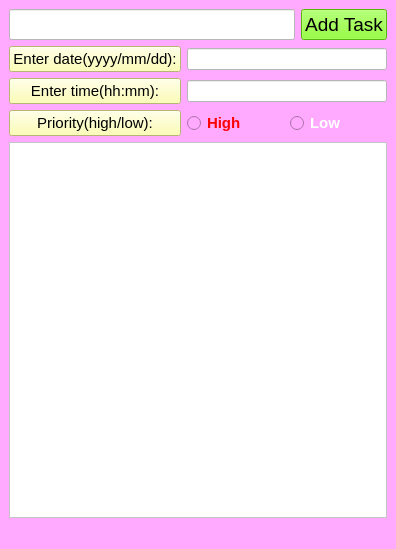
This is To-Do-List-app/main_window.ui in maryamsaeedi17/Qt-and-Sqlite as Qt 5 draws it before an edit. The edited form follows.
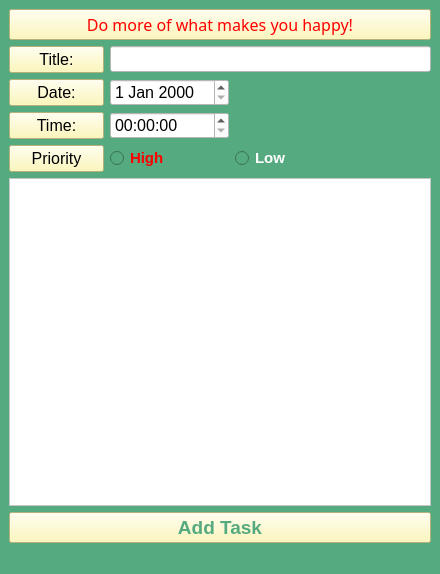
This is the edited form.

What changed in the file:
```diff
--- a/To-Do-List-app/main_window.ui
+++ b/To-Do-List-app/main_window.ui
@@ -6,87 +6,64 @@
    <rect>
     <x>0</x>
     <y>0</y>
-    <width>396</width>
-    <height>549</height>
+    <width>440</width>
+    <height>574</height>
    </rect>
   </property>
   <property name="windowTitle">
    <string>To Do List-app. 📝</string>
   </property>
   <property name="styleSheet">
-   <string notr="true">background-color: rgb(255, 170, 255);</string>
+   <string notr="true">background-color: rgb(85, 170, 127);
+</string>
   </property>
   <widget class="QWidget" name="centralwidget">
    <layout class="QVBoxLayout" name="verticalLayout">
+    <item>
+     <widget class="QPushButton" name="pushButton_6">
+      <property name="font">
+       <font>
+        <family>Segoe Script</family>
+        <pointsize>12</pointsize>
+       </font>
+      </property>
+      <property name="styleSheet">
+       <string notr="true">color: qlineargradient(spread:pad, x1:0, y1:0, x2:1, y2:0, stop:0 rgba(255, 0, 0, 255), stop:0.166 rgba(255, 255, 0, 255), stop:0.333 rgba(0, 255, 0, 255), stop:0.5 rgba(0, 255, 255, 255), stop:0.666 rgba(0, 0, 255, 255), stop:0.833 rgba(255, 0, 255, 255), stop:1 rgba(255, 0, 0, 255));
+background-color: rgb(255, 248, 169);</string>
+      </property>
+      <property name="text">
+       <string>Do more of what makes you happy!</string>
+      </property>
+     </widget>
+    </item>
     <item>
      <layout class="QGridLayout" name="gl_tasks"/>
     </item>
     <item>
-     <layout class="QHBoxLayout" name="horizontalLayout">
-      <item>
-       <widget class="QLineEdit" name="tb_new_task">
+     <layout class="QGridLayout" name="gridLayout_2">
+      <item row="3" column="0">
+       <widget class="QPushButton" name="pushButton_4">
         <property name="font">
          <font>
-          <pointsize>14</pointsize>
+          <pointsize>12</pointsize>
          </font>
         </property>
         <property name="styleSheet">
-         <string notr="true">background-color: rgb(255, 255, 255);</string>
+         <string notr="true">background-color: rgb(255, 248, 169);</string>
         </property>
-       </widget>
-      </item>
-      <item>
-       <widget class="QPushButton" name="btn_new_task">
-        <property name="font">
-         <font>
-          <pointsize>14</pointsize>
-         </font>
-        </property>
-        <property name="styleSheet">
-         <string notr="true">background-color: rgb(121, 255, 12);</string>
-        </property>
         <property name="text">
-         <string>Add Task</string>
+         <string>Priority</string>
         </property>
        </widget>
       </item>
-     </layout>
-    </item>
-    <item>
-     <layout class="QGridLayout" name="gridLayout">
-      <item row="1" column="0">
-       <widget class="QPushButton" name="pushButton_2">
+      <item row="0" column="1" colspan="3">
+       <widget class="QLineEdit" name="tb_title">
         <property name="font">
          <font>
           <pointsize>11</pointsize>
          </font>
         </property>
         <property name="styleSheet">
-         <string notr="true">background-color: rgb(255, 255, 161);</string>
-        </property>
-        <property name="text">
-         <string>Enter time(hh:mm):</string>
-        </property>
-       </widget>
-      </item>
-      <item row="0" column="0">
-       <widget class="QPushButton" name="pushButton">
-        <property name="font">
-         <font>
-          <pointsize>11</pointsize>
-         </font>
-        </property>
-        <property name="styleSheet">
-         <string notr="true">background-color: rgb(255, 255, 161);</string>
-        </property>
-        <property name="text">
-         <string>Enter date(yyyy/mm/dd):</string>
-        </property>
-       </widget>
-      </item>
-      <item row="0" column="1" colspan="2">
-       <widget class="QLineEdit" name="tb_date">
-        <property name="styleSheet">
          <string notr="true">background-color: rgb(255, 255, 255);</string>
         </property>
         <property name="cursorPosition">
@@ -94,29 +71,7 @@
         </property>
        </widget>
       </item>
-      <item row="1" column="1" colspan="2">
-       <widget class="QLineEdit" name="tb_time">
-        <property name="styleSheet">
-         <string notr="true">background-color: rgb(255, 255, 255);</string>
-        </property>
-       </widget>
-      </item>
-      <item row="2" column="0">
-       <widget class="QPushButton" name="pushButton_3">
-        <property name="font">
-         <font>
-          <pointsize>11</pointsize>
-         </font>
-        </property>
-        <property name="styleSheet">
-         <string notr="true">background-color: rgb(255, 255, 161);</string>
-        </property>
-        <property name="text">
-         <string>Priority(high/low):</string>
-        </property>
-       </widget>
-      </item>
-      <item row="2" column="1">
+      <item row="3" column="1">
        <widget class="QRadioButton" name="rdb_high">
         <property name="font">
          <font>
@@ -132,7 +87,34 @@
         </property>
        </widget>
       </item>
-      <item row="2" column="2">
+      <item row="0" column="0">
+       <widget class="QPushButton" name="pushButton">
+        <property name="font">
+         <font>
+          <pointsize>12</pointsize>
+         </font>
+        </property>
+        <property name="styleSheet">
+         <string notr="true">background-color: rgb(255, 248, 169);</string>
+        </property>
+        <property name="text">
+         <string>Title:</string>
+        </property>
+       </widget>
+      </item>
+      <item row="4" column="0" colspan="4">
+       <widget class="QTextEdit" name="tb_description">
+        <property name="font">
+         <font>
+          <pointsize>11</pointsize>
+         </font>
+        </property>
+        <property name="styleSheet">
+         <string notr="true">background-color: rgb(255, 255, 255);</string>
+        </property>
+       </widget>
+      </item>
+      <item row="3" column="2">
        <widget class="QRadioButton" name="rdb_low">
         <property name="font">
          <font>
@@ -148,15 +130,79 @@
         </property>
        </widget>
       </item>
+      <item row="2" column="0">
+       <widget class="QPushButton" name="pushButton_3">
+        <property name="font">
+         <font>
+          <pointsize>12</pointsize>
+         </font>
+        </property>
+        <property name="styleSheet">
+         <string notr="true">background-color: rgb(255, 248, 169);</string>
+        </property>
+        <property name="text">
+         <string>Time:</string>
+        </property>
+       </widget>
+      </item>
+      <item row="1" column="0">
+       <widget class="QPushButton" name="pushButton_2">
+        <property name="font">
+         <font>
+          <pointsize>12</pointsize>
+         </font>
+        </property>
+        <property name="styleSheet">
+         <string notr="true">background-color: rgb(255, 248, 169);</string>
+        </property>
+        <property name="text">
+         <string>Date:</string>
+        </property>
+       </widget>
+      </item>
+      <item row="5" column="0" colspan="4">
+       <widget class="QPushButton" name="btn_add">
+        <property name="font">
+         <font>
+          <pointsize>14</pointsize>
+          <bold>true</bold>
+         </font>
+        </property>
+        <property name="styleSheet">
+         <string notr="true">background-color: rgb(255, 248, 169);
+color: rgb(85, 170, 127);</string>
+        </property>
+        <property name="text">
+         <string>Add Task</string>
+        </property>
+       </widget>
+      </item>
+      <item row="1" column="1">
+       <widget class="QDateEdit" name="dateEdit">
+        <property name="font">
+         <font>
+          <pointsize>12</pointsize>
+         </font>
+        </property>
+        <property name="styleSheet">
+         <string notr="true">background-color: rgb(255, 255, 255);</string>
+        </property>
+       </widget>
+      </item>
+      <item row="2" column="1">
+       <widget class="QTimeEdit" name="timeEdit">
+        <property name="font">
+         <font>
+          <pointsize>12</pointsize>
+         </font>
+        </property>
+        <property name="styleSheet">
+         <string notr="true">background-color: rgb(255, 255, 255);</string>
+        </property>
+       </widget>
+      </item>
      </layout>
     </item>
-    <item>
-     <widget class="QTextEdit" name="tb_description">
-      <property name="styleSheet">
-       <string notr="true">background-color: rgb(255, 255, 255);</string>
-      </property>
-     </widget>
-    </item>
    </layout>
   </widget>
   <widget class="QMenuBar" name="menubar">
```
Left out of the diff: 7 changed lines with no effect on the pictures.
